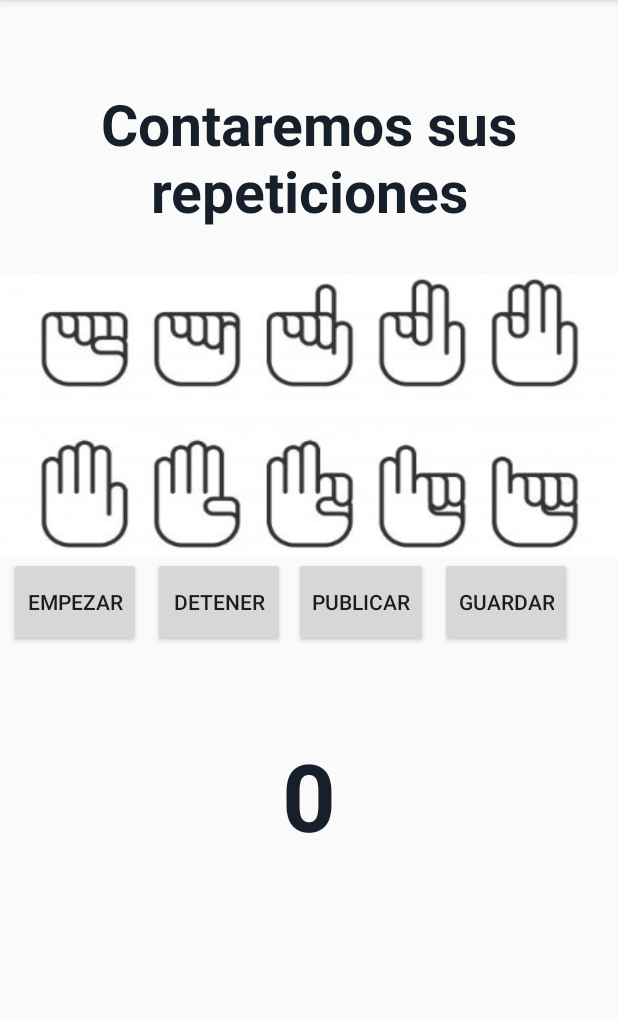
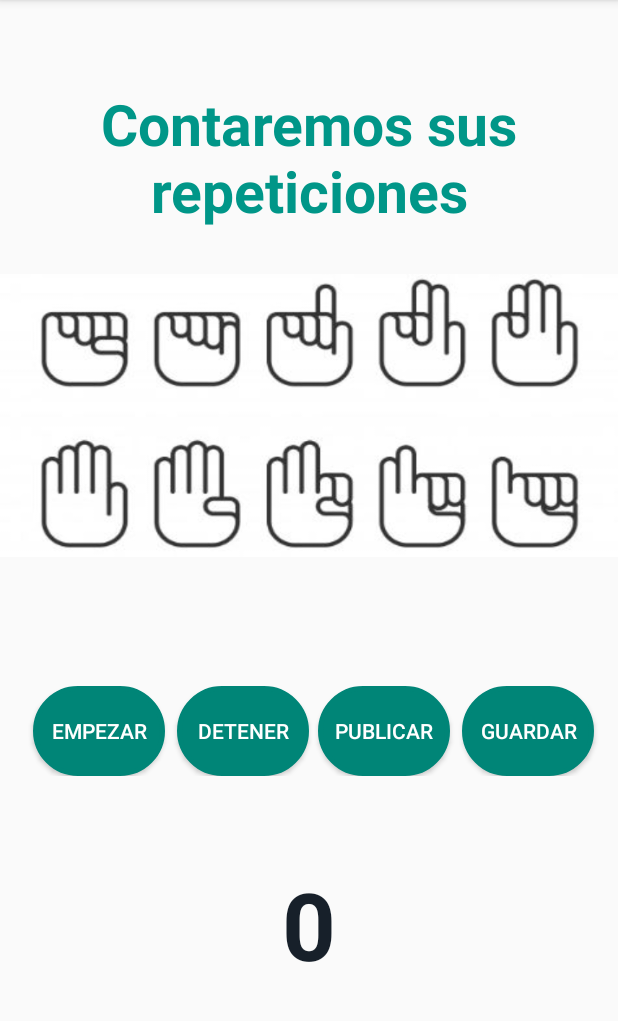
Before and after one commit to FannyLorenzo/DANP_2, an Android app: the MainActivity screen opened directly, with no data from a screen before it, on a phone screen of 412 x 824 dp, the part 84-1105 px from its top. Run offline under Robolectric (Android 15) with nearby library versions, the phone set to English and light mode, and no system bars; 1 statement that could not run was skipped.

Commit message:
Diseño_MejoraAcelerometro

```diff
--- a/app/src/main/java/com/idnp/mqttpubsub/Controller/MainActivity.java
+++ b/app/src/main/java/com/idnp/mqttpubsub/Controller/MainActivity.java
@@ -82,7 +82,6 @@ public class MainActivity extends AppCompatActivity
         }else if(sensor==null && sensorAcelerometro !=null ) {
             System.out.println("Se está trabajando con sensor TYPE_ACCELEROMETER ");
             // aqui deberia iniciarse en ejericico usando este sensor
-            // josesiño hace método (adentro se aplican los filtros por FAnny)
             inicioEjercicioConAcelerometro();
         }else if(sensorAcelerometro ==null) {
             System.out.println("No se sensores TYPE_ROTATION_VECTOR ni TYPE_ACCELEROMETER ");
@@ -199,7 +198,7 @@ public class MainActivity extends AppCompatActivity
     public void display(String data) {
         //txtDisplay.setText(data);
     }
-    // ESte le añadi Para el Acelerometro pero no probe OJOOOOOOOOOOOOOOOOOOOOOOOO
+
     private void start(){
         sensorManager.registerListener(sensorEventListener, sensorAcelerometro, SensorManager.SENSOR_DELAY_NORMAL);
     }
@@ -295,6 +294,25 @@ public class MainActivity extends AppCompatActivity
                 z=event.values[2];
                 System.out.println(" sin filtros: "+x+ " , "+ y + " , "+z);
 
+                // implementación del ejercicio
+                if(y<-9){
+                    if (flag==1){
+                        flag=0;
+                    }
+                }
+                if(y>0){
+                    if (flag==0) {
+                        valor = event.values[1];
+                        i++;
+                        contador.setText("" + i);
+                        System.out.println("/****************//");
+                        initMqttService(MqttIntentService.ACTION_PUBLISH);
+                        String datetime2 = ToolHelper.getDateTime();
+                        ToolHelper.setPublishBegin(getApplicationContext(), datetime2);
+                        flag = 1;
+                    }
+                }
+
                // FILTRO DE PASO ALTO Y BAJO APLICADO A LOS VECTORES DE ACELEROMETRO.
                 alpha = (float) 0.8;
                 gravity =  new float[3];
--- /dev/null
+++ b/app/src/main/res/drawable/boton_general.xml
@@ -0,0 +1,13 @@
+<?xml version="1.0" encoding="utf-8"?>
+<shape xmlns:android="http://schemas.android.com/apk/res/android"
+    android:shape="rectangle">
+
+    <corners android:radius="150dp"/>
+
+    <stroke
+        android:width="5px"
+        android:color="@color/colorPrimary" />
+    <solid android:color="@color/colorPrimary" />
+
+
+</shape>
--- a/app/src/main/res/layout/activity_ejercicio.xml
+++ b/app/src/main/res/layout/activity_ejercicio.xml
@@ -6,55 +6,72 @@
     android:layout_height="match_parent"
     android:orientation="vertical"
     tools:context=".Controller.MainActivity">
+
     <TextView
         android:layout_width="match_parent"
         android:layout_height="15mm"
+        android:layout_marginLeft="3mm"
+        android:layout_marginTop="9mm"
+        android:layout_marginRight="3mm"
+        android:text="Contaremos sus repeticiones"
         android:textAlignment="center"
-        android:layout_marginTop="9mm"
-        android:layout_marginLeft="3mm"
-        android:layout_marginRight="3mm"
+        android:textColor="#009688"
         android:textSize="6mm"
-        android:textColor="#17202A"
-        android:textStyle="bold"
-        android:text="Contaremos sus repeticiones"
-        />
+        android:textStyle="bold" />
     <ImageView
         android:layout_width="match_parent"
         android:layout_height="30mm"
         android:layout_marginTop="5mm"
         android:background="@drawable/contar">
     </ImageView>
+
+    <TextView
+        android:id="@+id/textView"
+        android:layout_width="match_parent"
+        android:layout_height="86dp" />
+
     <LinearLayout
         android:layout_width="match_parent"
-        android:layout_height="wrap_content">
+        android:layout_height="wrap_content"
+        android:gravity="center">
+
         <Button
             android:id="@+id/btnStart"
             android:layout_width="wrap_content"
             android:layout_height="60dp"
+            android:layout_marginLeft="6dp"
+            android:background="@drawable/boton_general"
+            android:gravity="center"
             android:text="Empezar"
-            android:layout_marginLeft="6dp">
-        </Button>
+            android:textColor="#FFFFFF"></Button>
+
         <Button
             android:id="@+id/btnStop"
             android:layout_width="wrap_content"
             android:layout_height="60dp"
+            android:layout_marginLeft="8dp"
+            android:background="@drawable/boton_general"
             android:text="Detener"
-            android:layout_marginLeft="8dp">
-        </Button>
+            android:textColor="#FFFFFF"></Button>
+
         <Button
             android:id="@+id/btnPublish"
             android:layout_width="wrap_content"
             android:layout_height="60dp"
+            android:layout_marginLeft="6dp"
+            android:background="@drawable/boton_general"
             android:text="Publicar"
-            android:layout_marginLeft="6dp">
-        </Button>
+            android:textColor="#FFFFFF"></Button>
+
         <Button
             android:id="@+id/btnSave"
             android:layout_width="wrap_content"
             android:layout_height="60dp"
+            android:layout_marginLeft="8dp"
+            android:background="@drawable/boton_general"
+            android:gravity="center"
             android:text="Guardar"
-            android:layout_marginLeft="8dp">
-        </Button>
+            android:textColor="#FFFFFF"></Button>
     </LinearLayout>
 
     <TextView
```
Also changed, not shown: 1 other file.
